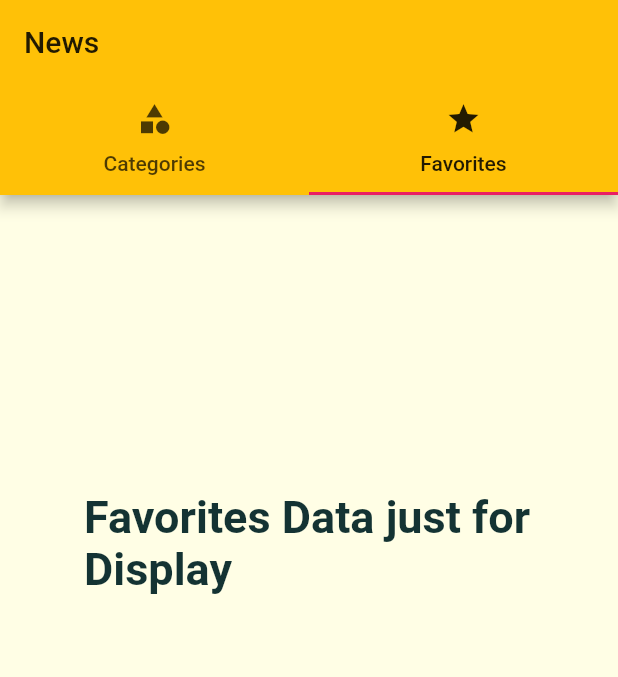
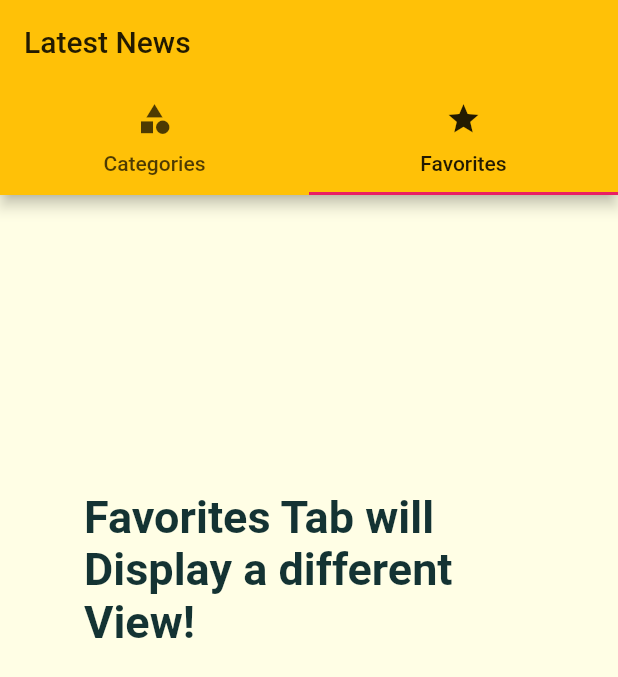
Before and after one commit to sanjibsinha/better_flutter_chapter_seven, a Flutter app: the screen it shows after launch, tab 2 chosen, on a phone screen of 412 x 824 dp. Shown: the top 677 px of the screen. Run offline on Flutter 3.47's test engine with Material 2 defaults, Android fonts, the light colour scheme and no system bars.

Commit message:
tab view modified again

```diff
--- a/lib/views/favorites_body.dart
+++ b/lib/views/favorites_body.dart
@@ -11,7 +11,7 @@ class FavoritesBody extends StatelessWidget {
         height: 300.0,
         width: 300.0,
         child: Text(
-          'Favorites Data just for Display',
+          'Favorites Tab will Display a different View!',
           style: TextStyle(
             fontSize: 30.0,
             fontWeight: FontWeight.bold,
--- a/lib/views/tabs_view.dart
+++ b/lib/views/tabs_view.dart
@@ -17,7 +17,7 @@ class _TabsViewState extends State<TabsView> {
       // initialIndex: 0,
       child: Scaffold(
         appBar: AppBar(
-          title: const Text('News'),
+          title: const Text('Latest News'),
           bottom: const TabBar(
             tabs: <Widget>[
               Tab(
```
